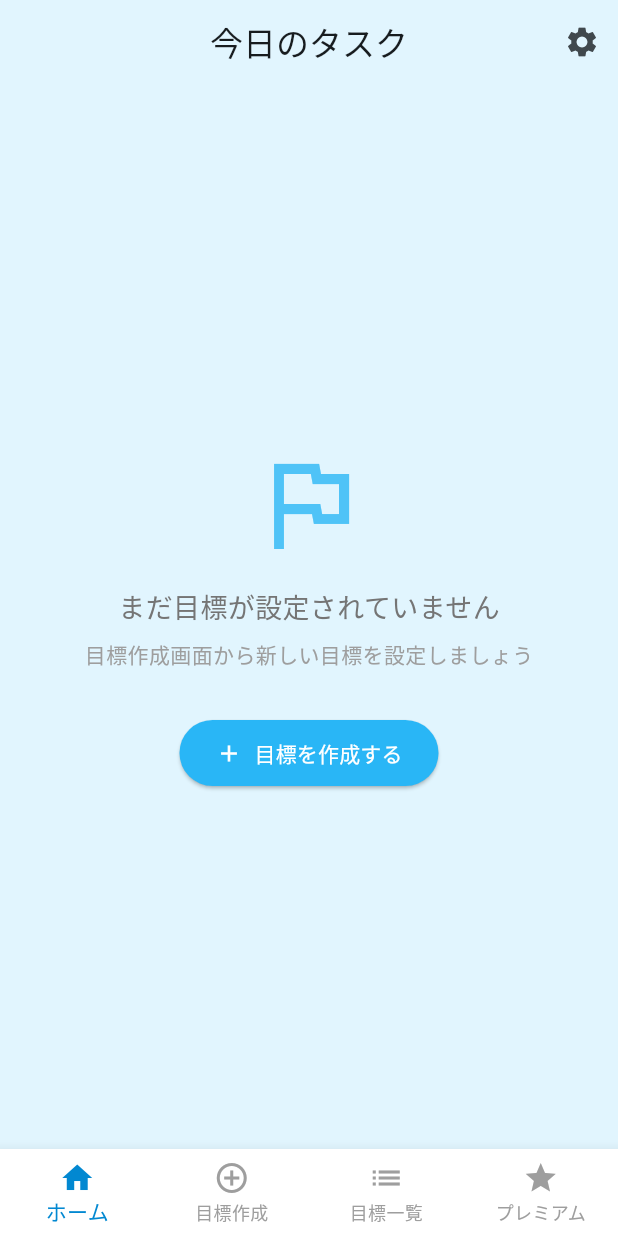
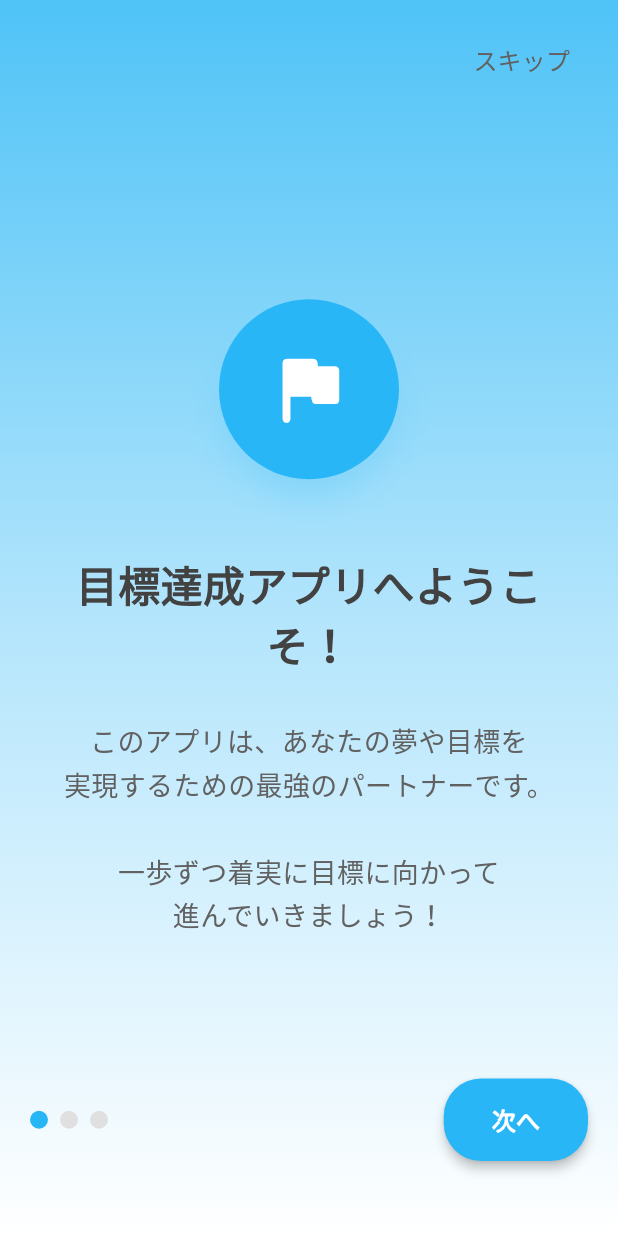
Before and after one commit to sakimasa/_003_goals, a Flutter app: the screen it shows after launch, on a phone screen of 412 x 824 dp. Run offline on Flutter 3.47's test engine with Material 3 defaults, Android fonts, the phone set to English and light mode, and no system bars; our stand-ins replace google_mobile_ads, shared_preferences, sqflite; accounts and stored records are empty.

Commit message:
チュートリアルの追加

```diff
--- a/lib/main.dart
+++ b/lib/main.dart
@@ -5,6 +5,7 @@ import 'providers/goal_provider.dart';
 import 'providers/task_provider.dart';
 import 'providers/settings_provider.dart';
 import 'screens/main_navigation.dart';
+import 'screens/tutorial_screen.dart';
 import 'services/ad_service.dart';
 
 void main() async {
@@ -30,9 +31,14 @@ void main() async {
   runApp(const MyApp());
 }
 
-class MyApp extends StatelessWidget {
+class MyApp extends StatefulWidget {
   const MyApp({super.key});
 
+  @override
+  State<MyApp> createState() => _MyAppState();
+}
+
+class _MyAppState extends State<MyApp> {
   @override
   Widget build(BuildContext context) {
     return MultiProvider(
@@ -43,9 +49,39 @@ class MyApp extends StatelessWidget {
       ],
       child: Consumer<SettingsProvider>(
         builder: (context, settingsProvider, child) {
+          // Show loading while settings are being initialized
+          if (!settingsProvider.isInitialized || settingsProvider.isLoading) {
             return MaterialApp(
               title: '目標達成アプリ',
-            theme: ThemeData(
+              theme: _buildTheme(),
+              home: const Scaffold(
+                body: Center(
+                  child: CircularProgressIndicator(),
+                ),
+              ),
+              debugShowCheckedModeBanner: false,
+            );
+          }
+
+          if (kDebugMode) {
+            print('App startup - isFirstLaunch: ${settingsProvider.settings.isFirstLaunch}');
+          }
+
+          return MaterialApp(
+            title: '目標達成アプリ',
+            theme: _buildTheme(),
+            home: settingsProvider.settings.isFirstLaunch
+                ? const TutorialScreen()
+                : const MainNavigation(),
+            debugShowCheckedModeBanner: false,
+          );
+        },
+      ),
+    );
+  }
+
+  ThemeData _buildTheme() {
+    return ThemeData(
       colorScheme: ColorScheme.fromSeed(
         seedColor: Colors.lightBlue.shade300,
         brightness: Brightness.light,
@@ -65,12 +101,6 @@ class MyApp extends StatelessWidget {
         backgroundColor: Colors.lightBlue.shade400,
         foregroundColor: Colors.white,
       ),
-            ),
-            home: const MainNavigation(),
-            debugShowCheckedModeBanner: false,
-          );
-        },
-      ),
     );
   }
 }
--- a/lib/models/app_settings.dart
+++ b/lib/models/app_settings.dart
@@ -11,6 +11,7 @@ class AppSettings {
   final int notificationHour;
   final int notificationMinute;
   final bool isPremium;
+  final bool isFirstLaunch;
 
   AppSettings({
     this.notificationsEnabled = true,
@@ -18,6 +19,7 @@ class AppSettings {
     this.notificationHour = 9,
     this.notificationMinute = 0,
     this.isPremium = false,
+    this.isFirstLaunch = true,
   });
 
   Map<String, dynamic> toJson() {
@@ -27,6 +29,7 @@ class AppSettings {
       'notification_hour': notificationHour,
       'notification_minute': notificationMinute,
       'is_premium': isPremium,
+      'is_first_launch': isFirstLaunch,
     };
   }
 
@@ -37,6 +40,7 @@ class AppSettings {
       notificationHour: json['notification_hour'] ?? 9,
       notificationMinute: json['notification_minute'] ?? 0,
       isPremium: json['is_premium'] ?? false,
+      isFirstLaunch: json['is_first_launch'] ?? true,
     );
   }
 
@@ -46,6 +50,7 @@ class AppSettings {
     int? notificationHour,
     int? notificationMinute,
     bool? isPremium,
+    bool? isFirstLaunch,
   }) {
     return AppSettings(
       notificationsEnabled: notificationsEnabled ?? this.notificationsEnabled,
@@ -53,6 +58,7 @@ class AppSettings {
       notificationHour: notificationHour ?? this.notificationHour,
       notificationMinute: notificationMinute ?? this.notificationMinute,
       isPremium: isPremium ?? this.isPremium,
+      isFirstLaunch: isFirstLaunch ?? this.isFirstLaunch,
     );
   }
 
--- a/lib/providers/settings_provider.dart
+++ b/lib/providers/settings_provider.dart
@@ -1,20 +1,34 @@
 import 'package:flutter/material.dart';
+import 'package:flutter/foundation.dart';
 import 'package:shared_preferences/shared_preferences.dart';
 import '../models/app_settings.dart';
 
 class SettingsProvider with ChangeNotifier {
   AppSettings _settings = AppSettings();
-  bool _isLoading = false;
+  bool _isLoading = true;
+  bool _isInitialized = false;
 
   AppSettings get settings => _settings;
   bool get isLoading => _isLoading;
+  bool get isInitialized => _isInitialized;
+
+  SettingsProvider() {
+    loadSettings();
+  }
 
   Future<void> loadSettings() async {
     _isLoading = true;
-    notifyListeners();
+    if (_isInitialized) {
+      notifyListeners();
+    }
 
     try {
       final prefs = await SharedPreferences.getInstance();
+
+      final isFirstLaunch = prefs.getBool('is_first_launch') ?? true;
+      if (kDebugMode) {
+        print('Loading settings - is_first_launch from SharedPreferences: $isFirstLaunch');
+      }
 
       _settings = AppSettings(
         notificationsEnabled: prefs.getBool('notifications_enabled') ?? true,
@@ -22,11 +36,13 @@ class SettingsProvider with ChangeNotifier {
         notificationHour: prefs.getInt('notification_hour') ?? 9,
         notificationMinute: prefs.getInt('notification_minute') ?? 0,
         isPremium: prefs.getBool('is_premium') ?? false,
+        isFirstLaunch: isFirstLaunch,
       );
     } catch (e) {
       print('Error loading settings: $e');
     } finally {
       _isLoading = false;
+      _isInitialized = true;
       notifyListeners();
     }
   }
@@ -40,6 +56,11 @@ class SettingsProvider with ChangeNotifier {
       await prefs.setInt('notification_hour', newSettings.notificationHour);
       await prefs.setInt('notification_minute', newSettings.notificationMinute);
       await prefs.setBool('is_premium', newSettings.isPremium);
+      await prefs.setBool('is_first_launch', newSettings.isFirstLaunch);
+
+      if (kDebugMode) {
+        print('Updated is_first_launch in SharedPreferences to: ${newSettings.isFirstLaunch}');
+      }
 
       _settings = newSettings;
       notifyListeners();
@@ -64,4 +85,14 @@ class SettingsProvider with ChangeNotifier {
     if (_settings.isPremium) return true;
     return currentGoalCount < 3;
   }
+
+  Future<bool> resetFirstLaunchFlag() async {
+    try {
+      final updatedSettings = _settings.copyWith(isFirstLaunch: true);
+      return await updateSettings(updatedSettings);
+    } catch (e) {
+      print('Error resetting first launch flag: $e');
+      return false;
+    }
+  }
 }
--- a/lib/screens/goal_creation_screen.dart
+++ b/lib/screens/goal_creation_screen.dart
@@ -4,6 +4,7 @@ import '../providers/goal_provider.dart';
 import '../providers/settings_provider.dart';
 import '../models/goal.dart';
 import '../widgets/goal_creation_stepper.dart';
+import '../widgets/ad_banner_widget.dart';
 import 'main_navigation.dart';
 
 class GoalCreationScreen extends StatefulWidget {
@@ -38,6 +39,7 @@ class _GoalCreationScreenState extends State<GoalCreationScreen> {
         builder: (context, goalProvider, settingsProvider, child) {
           return Column(
             children: [
+              if (!settingsProvider.settings.isPremium) const AdBannerWidget(),
               _buildProgressIndicator(),
               Expanded(
                 child: PageView(
--- a/lib/screens/goals_list_screen.dart
+++ b/lib/screens/goals_list_screen.dart
@@ -95,7 +95,13 @@ class _GoalsListScreenState extends State<GoalsListScreen> {
   }
 
   Widget _buildEmptyState(BuildContext context) {
-    return Center(
+    return Consumer<SettingsProvider>(
+      builder: (context, settingsProvider, child) {
+        return Column(
+          children: [
+            if (!settingsProvider.settings.isPremium) _buildAdBanner(),
+            Expanded(
+              child: Center(
                 child: Column(
                   mainAxisAlignment: MainAxisAlignment.center,
                   children: [
@@ -136,6 +142,11 @@ class _GoalsListScreenState extends State<GoalsListScreen> {
                     ),
                   ],
                 ),
+              ),
+            ),
+          ],
+        );
+      },
     );
   }
 
--- a/lib/screens/home_screen.dart
+++ b/lib/screens/home_screen.dart
@@ -119,7 +119,13 @@ class _HomeScreenState extends State<HomeScreen> {
   }
 
   Widget _buildEmptyState(BuildContext context) {
-    return Center(
+    return Consumer<SettingsProvider>(
+      builder: (context, settingsProvider, child) {
+        return Column(
+          children: [
+            if (!settingsProvider.settings.isPremium) _buildAdBanner(),
+            Expanded(
+              child: Center(
                 child: Column(
                   mainAxisAlignment: MainAxisAlignment.center,
                   children: [
@@ -161,6 +167,11 @@ class _HomeScreenState extends State<HomeScreen> {
                     ),
                   ],
                 ),
+              ),
+            ),
+          ],
+        );
+      },
     );
   }
 
--- a/lib/screens/settings_screen.dart
+++ b/lib/screens/settings_screen.dart
@@ -1,4 +1,5 @@
 import 'package:flutter/material.dart';
+import 'package:flutter/foundation.dart';
 import 'package:provider/provider.dart';
 import '../providers/settings_provider.dart';
 import '../models/app_settings.dart';
@@ -34,6 +35,10 @@ class _SettingsScreenState extends State<SettingsScreen> {
               const SizedBox(height: 24),
               _buildPremiumSection(settings),
               const SizedBox(height: 24),
+              if (kDebugMode) ...[
+                _buildDebugSection(settingsProvider),
+                const SizedBox(height: 24),
+              ],
               _buildAboutSection(),
             ],
           );
@@ -197,6 +202,52 @@ class _SettingsScreenState extends State<SettingsScreen> {
     );
   }
 
+  Widget _buildDebugSection(SettingsProvider settingsProvider) {
+    return Card(
+      child: Padding(
+        padding: const EdgeInsets.all(16),
+        child: Column(
+          crossAxisAlignment: CrossAxisAlignment.start,
+          children: [
+            Row(
+              children: [
+                Icon(Icons.bug_report, color: Colors.orange.shade600),
+                const SizedBox(width: 12),
+                const Text(
+                  'デバッグ (開発用)',
+                  style: TextStyle(fontSize: 18, fontWeight: FontWeight.bold),
+                ),
+              ],
+            ),
+            const SizedBox(height: 16),
+            ListTile(
+              title: const Text('チュートリアルをリセット'),
+              subtitle: const Text('次回起動時にチュートリアルを表示'),
+              leading: const Icon(Icons.refresh),
+              onTap: () async {
+                final success = await settingsProvider.resetFirstLaunchFlag();
+                if (success) {
+                  ScaffoldMessenger.of(context).showSnackBar(
+                    const SnackBar(content: Text('チュートリアルがリセットされました。アプリを再起動してください。')),
+                  );
+                } else {
+                  ScaffoldMessenger.of(context).showSnackBar(
+                    const SnackBar(content: Text('リセットに失敗しました')),
+                  );
+                }
+              },
+            ),
+            ListTile(
+              title: Text('初回起動フラグ: ${settingsProvider.settings.isFirstLaunch}'),
+              subtitle: const Text('現在の設定値'),
+              leading: const Icon(Icons.flag),
+            ),
+          ],
+        ),
+      ),
+    );
+  }
+
   Widget _buildAboutSection() {
     return Card(
       child: Padding(
--- /dev/null
+++ b/lib/screens/tutorial_screen.dart
@@ -0,0 +1,388 @@
+import 'package:flutter/material.dart';
+import 'package:provider/provider.dart';
+import '../providers/settings_provider.dart';
+import 'main_navigation.dart';
+
+class TutorialScreen extends StatefulWidget {
+  const TutorialScreen({super.key});
+
+  @override
+  State<TutorialScreen> createState() => _TutorialScreenState();
+}
+
+class _TutorialScreenState extends State<TutorialScreen> {
+  final PageController _pageController = PageController();
+  int _currentPage = 0;
+  final int _totalPages = 3;
+
+  @override
+  void dispose() {
+    _pageController.dispose();
+    super.dispose();
+  }
+
+  void _nextPage() {
+    if (_currentPage < _totalPages - 1) {
+      _pageController.nextPage(
+        duration: const Duration(milliseconds: 300),
+        curve: Curves.easeInOut,
+      );
+    } else {
+      _completeTutorial();
+    }
+  }
+
+  void _skipTutorial() {
+    _completeTutorial();
+  }
+
+  void _completeTutorial() async {
+    final settingsProvider = context.read<SettingsProvider>();
+    final newSettings = settingsProvider.settings.copyWith(isFirstLaunch: false);
+    final success = await settingsProvider.updateSettings(newSettings);
+
+    if (mounted) {
+      Navigator.of(context).pushReplacement(
+        MaterialPageRoute(builder: (context) => const MainNavigation()),
+      );
+    }
+  }
+
+  @override
+  Widget build(BuildContext context) {
+    return Scaffold(
+      body: Stack(
+        children: [
+          // Background gradient
+          Container(
+            decoration: BoxDecoration(
+              gradient: LinearGradient(
+                begin: Alignment.topCenter,
+                end: Alignment.bottomCenter,
+                colors: [
+                  Colors.lightBlue.shade300,
+                  Colors.lightBlue.shade100,
+                  Colors.white,
+                ],
+              ),
+            ),
+          ),
+          // Tutorial content
+          PageView(
+            controller: _pageController,
+            onPageChanged: (index) {
+              setState(() {
+                _currentPage = index;
+              });
+            },
+            children: [
+              _buildWelcomePage(),
+              _buildGoalManagementPage(),
+              _buildProgressTrackingPage(),
+            ],
+          ),
+          // Skip button (top right)
+          Positioned(
+            top: MediaQuery.of(context).padding.top + 16,
+            right: 20,
+            child: TextButton(
+              onPressed: _skipTutorial,
+              child: Text(
+                'スキップ',
+                style: TextStyle(
+                  color: Colors.grey.shade700,
+                  fontSize: 16,
+                  fontWeight: FontWeight.w500,
+                ),
+              ),
+            ),
+          ),
+          // Bottom navigation
+          Positioned(
+            bottom: 50,
+            left: 20,
+            right: 20,
+            child: _buildBottomNavigation(),
+          ),
+        ],
+      ),
+    );
+  }
+
+  Widget _buildWelcomePage() {
+    return Padding(
+      padding: const EdgeInsets.all(40.0),
+      child: Column(
+        mainAxisAlignment: MainAxisAlignment.center,
+        children: [
+          // App icon/illustration
+          Container(
+            width: 120,
+            height: 120,
+            decoration: BoxDecoration(
+              color: Colors.lightBlue.shade400,
+              borderRadius: BorderRadius.circular(60),
+              boxShadow: [
+                BoxShadow(
+                  color: Colors.lightBlue.shade200,
+                  blurRadius: 20,
+                  offset: const Offset(0, 10),
+                ),
+              ],
+            ),
+            child: const Icon(
+              Icons.flag_rounded,
+              size: 60,
+              color: Colors.white,
+            ),
+          ),
+          const SizedBox(height: 50),
+          // Welcome title
+          Text(
+            '目標達成アプリへようこそ！',
+            style: TextStyle(
+              fontSize: 28,
+              fontWeight: FontWeight.bold,
+              color: Colors.grey.shade800,
+            ),
+            textAlign: TextAlign.center,
+          ),
+          const SizedBox(height: 30),
+          // Welcome description
+          Text(
+            'このアプリは、あなたの夢や目標を\n実現するための最強のパートナーです。\n\n一歩ずつ着実に目標に向かって\n進んでいきましょう！',
+            style: TextStyle(
+              fontSize: 18,
+              height: 1.6,
+              color: Colors.grey.shade700,
+            ),
+            textAlign: TextAlign.center,
+          ),
+        ],
+      ),
+    );
+  }
+
+  Widget _buildGoalManagementPage() {
+    return Padding(
+      padding: const EdgeInsets.all(40.0),
+      child: Column(
+        mainAxisAlignment: MainAxisAlignment.center,
+        children: [
+          // Illustration
+          Container(
+            width: 120,
+            height: 120,
+            decoration: BoxDecoration(
+              color: Colors.green.shade400,
+              borderRadius: BorderRadius.circular(60),
+              boxShadow: [
+                BoxShadow(
+                  color: Colors.green.shade200,
+                  blurRadius: 20,
+                  offset: const Offset(0, 10),
+                ),
+              ],
+            ),
+            child: const Icon(
+              Icons.track_changes,
+              size: 60,
+              color: Colors.white,
+            ),
+          ),
+          const SizedBox(height: 50),
+          // Title
+          Text(
+            'ステップで目標を管理',
+            style: TextStyle(
+              fontSize: 28,
+              fontWeight: FontWeight.bold,
+              color: Colors.grey.shade800,
+            ),
+            textAlign: TextAlign.center,
+          ),
+          const SizedBox(height: 30),
+          // Description
+          Text(
+            '大きな目標も小さなステップに分解することで\n達成しやすくなります。\n\n各ステップに期限を設定して、\n毎日の進捗を記録していきましょう。',
+            style: TextStyle(
+              fontSize: 18,
+              height: 1.6,
+              color: Colors.grey.shade700,
+            ),
+            textAlign: TextAlign.center,
+          ),
+          const SizedBox(height: 40),
+          // Feature highlights
+          _buildFeatureItem(
+            Icons.add_task,
+            '目標とステップを設定',
+            '目標を細かいステップに分けて管理',
+          ),
+          const SizedBox(height: 20),
+          _buildFeatureItem(
+            Icons.schedule,
+            '期限を設定',
+            '各ステップに期限を設けて計画的に',
+          ),
+        ],
+      ),
+    );
+  }
+
+  Widget _buildProgressTrackingPage() {
+    return Padding(
+      padding: const EdgeInsets.all(40.0),
+      child: Column(
+        mainAxisAlignment: MainAxisAlignment.center,
+        children: [
+          // Illustration
+          Container(
+            width: 120,
+            height: 120,
+            decoration: BoxDecoration(
+              color: Colors.orange.shade400,
+              borderRadius: BorderRadius.circular(60),
+              boxShadow: [
+                BoxShadow(
+                  color: Colors.orange.shade200,
+                  blurRadius: 20,
+                  offset: const Offset(0, 10),
+                ),
+              ],
+            ),
+            child: const Icon(
+              Icons.trending_up,
+              size: 60,
+              color: Colors.white,
+            ),
+          ),
+          const SizedBox(height: 50),
+          // Title
+          Text(
+            '進捗を可視化して継続',
+            style: TextStyle(
+              fontSize: 28,
+              fontWeight: FontWeight.bold,
+              color: Colors.grey.shade800,
+            ),
+            textAlign: TextAlign.center,
+          ),
+          const SizedBox(height: 30),
+          // Description
+          Text(
+            '毎日の進捗を記録することで、\n自分の成長を実感できます。\n\nタスクを完了させて、\n目標達成への道のりを楽しみましょう！',
+            style: TextStyle(
+              fontSize: 18,
+              height: 1.6,
+              color: Colors.grey.shade700,
+            ),
+            textAlign: TextAlign.center,
+          ),
+          const SizedBox(height: 40),
+          // Feature highlights
+          _buildFeatureItem(
+            Icons.analytics,
+            '進捗の可視化',
+            '進捗状況をグラフやチャートで確認',
+          ),
+          const SizedBox(height: 20),
+          _buildFeatureItem(
+            Icons.celebration,
+            '達成感を味わう',
+            'タスク完了時の達成感で継続をサポート',
+          ),
+        ],
+      ),
+    );
+  }
+
+  Widget _buildFeatureItem(IconData icon, String title, String description) {
+    return Row(
+      children: [
+        Container(
+          width: 50,
+          height: 50,
+          decoration: BoxDecoration(
+            color: Colors.lightBlue.shade100,
+            borderRadius: BorderRadius.circular(25),
+          ),
+          child: Icon(
+            icon,
+            color: Colors.lightBlue.shade600,
+            size: 24,
+          ),
+        ),
+        const SizedBox(width: 16),
+        Expanded(
+          child: Column(
+            crossAxisAlignment: CrossAxisAlignment.start,
+            children: [
+              Text(
+                title,
+                style: TextStyle(
+                  fontSize: 16,
+                  fontWeight: FontWeight.bold,
+                  color: Colors.grey.shade800,
+                ),
+              ),
+              const SizedBox(height: 4),
+              Text(
+                description,
+                style: TextStyle(
+                  fontSize: 14,
+                  color: Colors.grey.shade600,
+                ),
+              ),
+            ],
+          ),
+        ),
+      ],
+    );
+  }
+
+  Widget _buildBottomNavigation() {
+    return Row(
+      mainAxisAlignment: MainAxisAlignment.spaceBetween,
+      children: [
+        // Page indicator
+        Row(
+          children: List.generate(
+            _totalPages,
+            (index) => Container(
+              margin: const EdgeInsets.only(right: 8),
+              width: 12,
+              height: 12,
+              decoration: BoxDecoration(
+                color: index == _currentPage
+                    ? Colors.lightBlue.shade400
+                    : Colors.grey.shade300,
+                borderRadius: BorderRadius.circular(6),
+              ),
+            ),
+          ),
+        ),
+        // Next/Start button
+        ElevatedButton(
+          onPressed: _nextPage,
+          style: ElevatedButton.styleFrom(
+            backgroundColor: Colors.lightBlue.shade400,
+            foregroundColor: Colors.white,
+            padding: const EdgeInsets.symmetric(horizontal: 32, vertical: 16),
+            shape: RoundedRectangleBorder(
+              borderRadius: BorderRadius.circular(25),
+            ),
+            elevation: 3,
+          ),
+          child: Text(
+            _currentPage == _totalPages - 1 ? '始める！' : '次へ',
+            style: const TextStyle(
+              fontSize: 16,
+              fontWeight: FontWeight.bold,
+            ),
+          ),
+        ),
+      ],
+    );
+  }
+}
```
Lines whose indentation alone changed are shown as unchanged.
